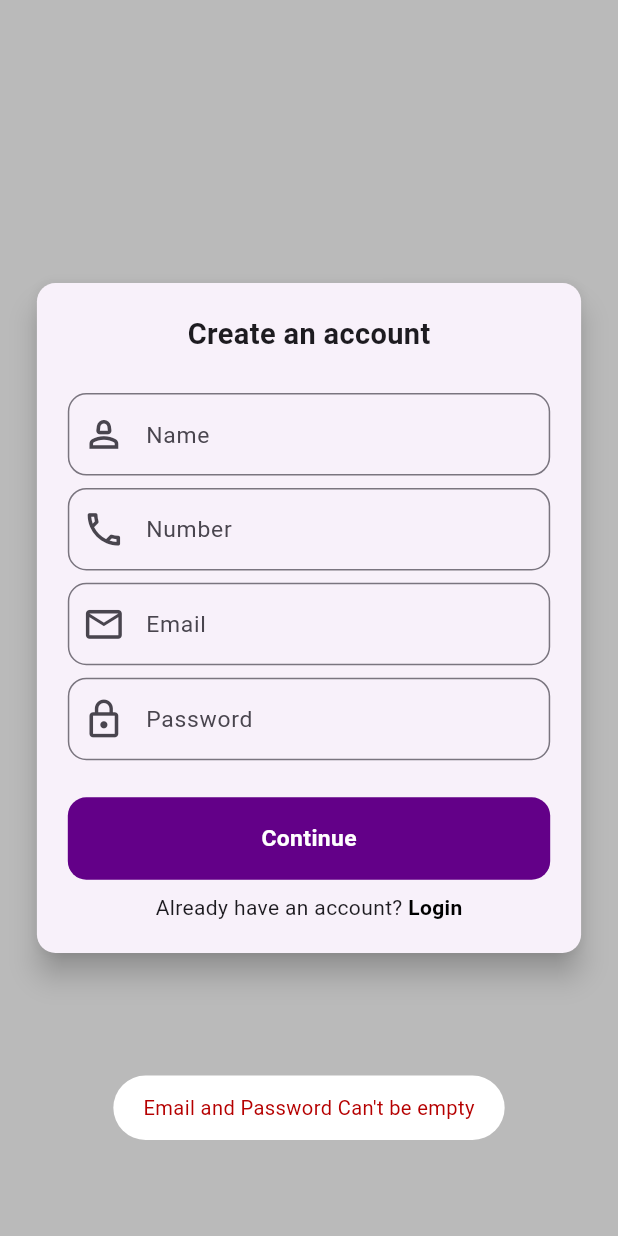
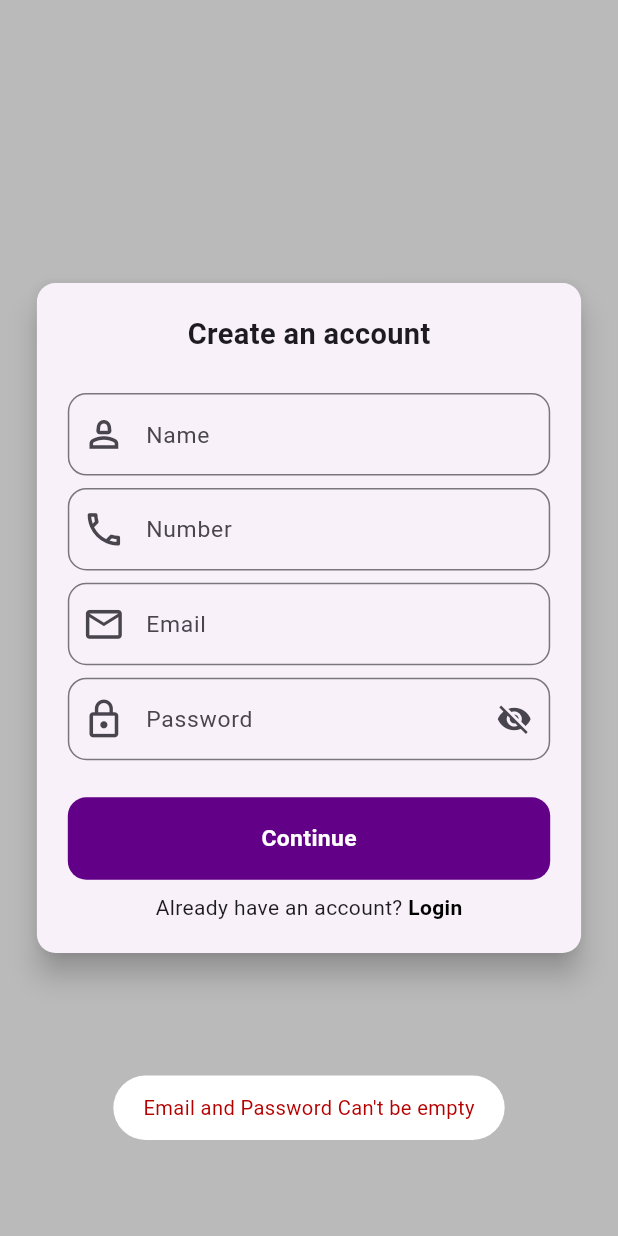
Before and after one commit to fahis7808/to_do_list, a Flutter app: the screen it shows after launch, after a tap on "Register", after a tap on "Continue", on a phone screen of 412 x 824 dp. Run offline on Flutter 3.47's test engine with Material 3 defaults, Android fonts, the phone set to English and light mode, and no system bars; our stand-ins replace cloud_firestore, firebase_auth, firebase_core, fluttertoast, responsive_sizer, share_plus; accounts and stored records are empty.

```diff
--- a/lib/view_models/auth_provider.dart
+++ b/lib/view_models/auth_provider.dart
@@ -6,6 +6,17 @@ import '../services/firebase_data_services.dart';
 class AuthenticationProvider extends ChangeNotifier {
   String email = "";
   String password = "";
+  bool showPassword = true;
+
+  bool _isLoading = false;
+
+  bool get isLoading => _isLoading;
+
+  void setLoading(bool value) {
+    _isLoading = value;
+    notifyListeners(); }
+
+
 
   UserModel userModel = UserModel();
   final FirebaseAuth _auth = FirebaseAuth.instance;
@@ -71,4 +82,8 @@ class AuthenticationProvider extends ChangeNotifier {
   Future logOut() async{
     await _auth.signOut();
   }
+
+  onRefresh(){
+    notifyListeners();
+  }
 }
--- a/lib/view_models/home_provider.dart
+++ b/lib/view_models/home_provider.dart
@@ -61,7 +61,5 @@ class HomeProvider extends ChangeNotifier {
     notifyListeners();
   }
 
-  bool isValidEmail(String email) {
-    return RegExp(r'^[\w-\.]+@([\w-]+\.)+[\w-]{2,4}$').hasMatch(email);
-  }
+
 }
--- a/lib/views/authentication/login_screen.dart
+++ b/lib/views/authentication/login_screen.dart
@@ -6,7 +6,7 @@ import 'package:untitled/utlities/colors.dart';
 import 'package:untitled/view_models/auth_provider.dart';
 import 'package:untitled/widget/custom_button.dart';
 import 'package:untitled/widget/custom_text_field.dart';
-import '../../widget/custom_toust.dart';
+import '../../widget/functions.dart';
 
 class LoginScreen extends StatelessWidget {
   const LoginScreen({super.key});
@@ -14,10 +14,8 @@ class LoginScreen extends StatelessWidget {
   @override
   Widget build(BuildContext context) {
     final theme = Theme.of(context);
-    final provider = Provider.of<AuthenticationProvider>(
-      context,
-      listen: false,
-    );
+    return Consumer<AuthenticationProvider>(
+      builder: (context,provider,_) {
         return Scaffold(
           backgroundColor: AppColor.bgClr,
           body: Center(
@@ -59,13 +57,24 @@ class LoginScreen extends StatelessWidget {
                         onChanged: (val) {
                           provider.password = val;
                         },
-                    obscureText: true,
+                        obscureText: provider.showPassword,
+                        suffix: GestureDetector(
+                          onTap: () {
+                              provider.showPassword = !provider.showPassword;
+                              provider.onRefresh();
+                          },
+                          child: Icon(provider.showPassword
+                              ? Icons.visibility_off
+                              : Icons.visibility),
+                        ),
                         ),
                       SizedBox(height: 3.h),
                       CustomButton(
                         txt: "Login",
+                        isLoading: provider.isLoading,
                         onPressed: () async {
-                      provider.login().then((val) {
+                          provider.setLoading(true);
+                          await provider.login().then((val) {
                             if (val == "success") {
                               CustomToast().successToast("Logged in Successfully!");
                               Navigator.of(context).pushReplacementNamed("/home");
@@ -73,6 +82,7 @@ class LoginScreen extends StatelessWidget {
                               CustomToast().errorToast(val);
                             }
                           });
+                          provider.setLoading(false);
                         },
                       ),
                       SizedBox(height: 1.h),
@@ -105,4 +115,6 @@ class LoginScreen extends StatelessWidget {
           ),
         );
       }
+    );
   }
+}
--- a/lib/views/authentication/registration_screen.dart
+++ b/lib/views/authentication/registration_screen.dart
@@ -4,7 +4,7 @@ import 'package:responsive_sizer/responsive_sizer.dart';
 import 'package:untitled/utlities/app_font.dart';
 import 'package:untitled/utlities/colors.dart';
 import 'package:untitled/view_models/auth_provider.dart';
-import 'package:untitled/widget/custom_toust.dart';
+import 'package:untitled/widget/functions.dart';
 import '../../widget/custom_button.dart';
 import '../../widget/custom_text_field.dart';
 
@@ -13,10 +13,10 @@ class RegistrationPage extends StatelessWidget {
 
   @override
   Widget build(BuildContext context) {
-    final provider = Provider.of<AuthenticationProvider>(
-      context,
-      listen: false,
-    );
+    return ChangeNotifierProvider(
+      create: (context) => AuthenticationProvider(),
+      child: Consumer<AuthenticationProvider>(
+        builder: (context, provider, _) {
           return Scaffold(
             backgroundColor: AppColor.bgClr,
             body: Center(
@@ -32,11 +32,7 @@ class RegistrationPage extends StatelessWidget {
                     child: Column(
                       mainAxisSize: MainAxisSize.min,
                       children: [
-                  // Icon(Icons.lock, size: 7.h, color: Theme.of(context).primaryColor),
-                  // SizedBox(height: 1.5.h),
                          Text("Create an account", style: AppFont.head),
-
-                  // SizedBox(height: 1.h),
                         SizedBox(height: 3.h),
                         CustomTextField(
                           value: provider.userModel.name,
@@ -51,6 +47,7 @@ class RegistrationPage extends StatelessWidget {
                           value: provider.userModel.mobile,
                           labelText: "Number",
                           prefixIcon: Icons.phone_outlined,
+                          keyboard: TextInputType.number,
                           onChanged: (val) {
                             provider.userModel.mobile = val;
                           },
@@ -71,33 +68,61 @@ class RegistrationPage extends StatelessWidget {
                           labelText: "Password",
                           keyboard: TextInputType.emailAddress,
                           prefixIcon: Icons.lock_outline,
-                    obscureText: true,
+                          obscureText: provider.showPassword,
                           onChanged: (val) {
                             provider.password = val;
                           },
+                          suffix: GestureDetector(
+                            onTap: () {
+                              provider.showPassword = !provider.showPassword;
+                              provider.onRefresh();
+                            },
+                            child: Icon(
+                              provider.showPassword
+                                  ? Icons.visibility_off
+                                  : Icons.visibility,
                             ),
-
+                          ),
+                        ),
                         SizedBox(height: 3.h),
                         CustomButton(
                           txt: "Continue",
+                          isLoading: provider.isLoading,
                           onPressed: () async {
-                      if (provider.userModel.email != null &&
-                          provider.password != "") {
-                        provider.createAccount().then((val) {
+                            provider.setLoading(true);
+
+                             final bool emailCheck = CustomFunction().isValidEmail(
+                              provider.userModel.email??"",
+                            );
+
+                            if ((provider.userModel.email ?? '').isNotEmpty &&
+                                provider.password.isNotEmpty) {
+                              if (emailCheck) {
+                                await provider.createAccount().then((val) {
                                   if (val == "success") {
                                     CustomToast().successToast(
                                       "Registered Successfully!",
                                     );
-                            Navigator.of(context).pushReplacementNamed("/home");
+                                    Navigator.of(
+                                      context,
+                                    ).pushReplacementNamed("/home");
                                   } else {
                                     CustomToast().errorToast(val);
                                   }
                                 });
                               } else {
                                 CustomToast().errorToast(
+                                  "Please enter an valid Email ID",
+                                );
+                              }
+                            } else {
+                              CustomToast().errorToast(
                                 "Email and Password Can't be empty",
                               );
                             }
+
+                            provider.setLoading(false);
+                            // provider.onRefresh();
                           },
                         ),
                         SizedBox(height: 1.h),
@@ -108,7 +133,9 @@ class RegistrationPage extends StatelessWidget {
                             const Text('Already have an account? '),
                             GestureDetector(
                               onTap: () {
-                          Navigator.of(context).pushReplacementNamed('/login');
+                                Navigator.of(
+                                  context,
+                                ).pushReplacementNamed('/login');
                               },
                               child: const Text(
                                 'Login',
@@ -127,5 +154,8 @@ class RegistrationPage extends StatelessWidget {
               ),
             ),
           );
+        },
+      ),
+    );
   }
 }
--- a/lib/views/home/add_task_page.dart
+++ b/lib/views/home/add_task_page.dart
@@ -7,7 +7,7 @@ import 'package:untitled/utlities/colors.dart';
 import 'package:untitled/view_models/home_provider.dart';
 import 'package:untitled/widget/custom_button.dart';
 import 'package:untitled/widget/custom_text_field.dart';
-import 'package:untitled/widget/custom_toust.dart';
+import 'package:untitled/widget/functions.dart';
 
 class AddTaskPage extends StatelessWidget {
   final TaskModel? taskModel;
@@ -70,7 +70,7 @@ class AddTaskPage extends StatelessWidget {
                           CustomToast().errorToast("Please enter an email");
                           return;
                         }
-                        final bool emailCheck = provider.isValidEmail(email);
+                        final bool emailCheck = CustomFunction().isValidEmail(email);
 
                         if (!emailCheck) {
                           CustomToast().errorToast("Invalid Email");
--- a/lib/widget/custom_button.dart
+++ b/lib/widget/custom_button.dart
@@ -9,13 +9,16 @@ class CustomButton extends StatelessWidget {
   final Color? btnClr;
   final Color? txtClr;
   final EdgeInsets? padding;
+  final bool isLoading;
 
   const CustomButton({
     super.key,
     this.onPressed,
     required this.txt,
     this.btnClr,
-    this.txtClr, this.padding,
+    this.txtClr,
+    this.padding,
+    this.isLoading = false,
   });
 
   @override
@@ -29,7 +32,10 @@ class CustomButton extends StatelessWidget {
           borderRadius: BorderRadius.circular(3.w),
         ),
         child: Center(
-          child: Text(
+          child:
+              isLoading
+                  ? CircularProgressIndicator(color: AppColor.white,)
+                  : Text(
                     txt.toString(),
                     style: TextStyle(
                       fontSize: 16.sp,
--- a/lib/widget/custom_text_field.dart
+++ b/lib/widget/custom_text_field.dart
@@ -10,6 +10,7 @@ class CustomTextField extends StatefulWidget {
   final TextInputType? keyboard;
   final bool obscureText;
   final int minLines;
+  final Widget? suffix;
 
   const CustomTextField({
     super.key,
@@ -20,7 +21,7 @@ class CustomTextField extends StatefulWidget {
     this.onChanged,
     this.keyboard,
     this.obscureText = false,
-    this.minLines = 1,
+    this.minLines = 1, this.suffix,
   });
 
   @override
@@ -68,6 +69,7 @@ class _CustomTextFieldState extends State<CustomTextField> {
             widget.prefixIcon != null
                 ? Icon(widget.prefixIcon, size: 22.sp)
                 : null,
+        suffixIcon: widget.suffix,
         border: OutlineInputBorder(borderRadius: BorderRadius.circular(3.w)),
       ),
     );
--- a/lib/widget/custom_toust.dart
+++ b/lib/widget/functions.dart
@@ -24,3 +24,9 @@ class CustomToast {
     );
   }
 }
+
+class CustomFunction{
+  bool isValidEmail(String email) {
+    return RegExp(r'^[\w-\.]+@([\w-]+\.)+[\w-]{2,4}$').hasMatch(email);
+  }
+}
```
Also changed, not shown: pubspec.yaml (+8 -65 lines), assets/launcher_icon.png (added), pubspec.lock, 23 other files. Lines whose indentation alone changed are shown as unchanged.
